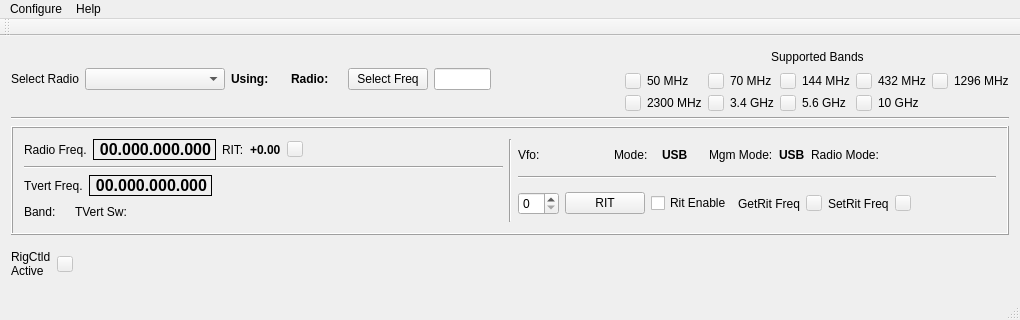
Above: mqt/MqtRigControl/rigcontrolmainwindow.ui from Rsclub22/Minos2-Mirror before the change. Below: the same form after it.
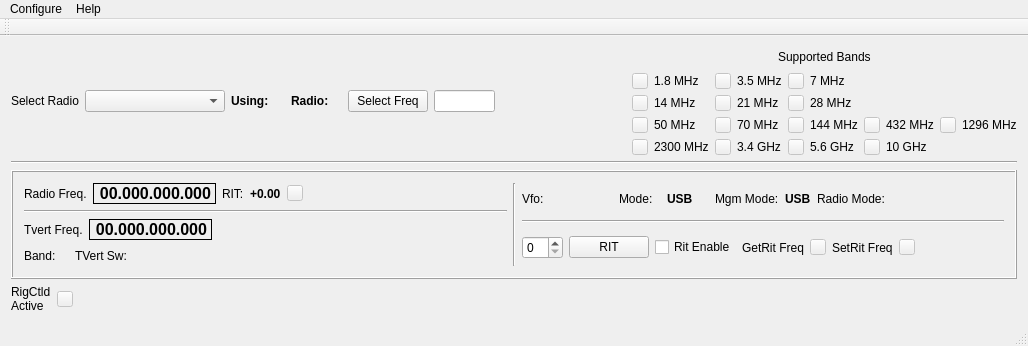
That is the form after the change. Custom widgets are drawn as their Qt base class.

Commit message: rigcontrol expand bands to with hf bands, get indicators working, start work on preset freq

Diff of the .ui file:
```diff
--- a/mqt/MqtRigControl/rigcontrolmainwindow.ui
+++ b/mqt/MqtRigControl/rigcontrolmainwindow.ui
@@ -6,8 +6,8 @@
    <rect>
     <x>0</x>
     <y>0</y>
-    <width>1020</width>
-    <height>320</height>
+    <width>1028</width>
+    <height>328</height>
    </rect>
   </property>
   <property name="windowTitle">
@@ -150,104 +150,43 @@
           </item>
           <item>
            <layout class="QGridLayout" name="gridLayout">
-            <item row="0" column="4">
-             <widget class="QPushButton" name="_144mhz_Indicator">
-              <property name="enabled">
-               <bool>false</bool>
-              </property>
-              <property name="maximumSize">
-               <size>
-                <width>16</width>
-                <height>16</height>
-               </size>
-              </property>
-              <property name="text">
-               <string/>
-              </property>
-             </widget>
-            </item>
-            <item row="1" column="4">
-             <widget class="QPushButton" name="_5_6ghz_Indicator">
-              <property name="enabled">
-               <bool>false</bool>
-              </property>
-              <property name="maximumSize">
-               <size>
-                <width>16</width>
-                <height>16</height>
-               </size>
-              </property>
-              <property name="text">
-               <string/>
-              </property>
-             </widget>
-            </item>
-            <item row="1" column="2">
-             <widget class="QPushButton" name="_3_4ghz_Indicator">
-              <property name="enabled">
-               <bool>false</bool>
-              </property>
-              <property name="maximumSize">
-               <size>
-                <width>16</width>
-                <height>16</height>
-               </size>
-              </property>
-              <property name="text">
-               <string/>
-              </property>
-             </widget>
-            </item>
-            <item row="1" column="6">
-             <widget class="QPushButton" name="_10ghz_Indicator">
-              <property name="enabled">
-               <bool>false</bool>
-              </property>
-              <property name="maximumSize">
-               <size>
-                <width>16</width>
-                <height>16</height>
-               </size>
-              </property>
-              <property name="text">
-               <string/>
-              </property>
-             </widget>
-            </item>
-            <item row="1" column="0">
-             <widget class="QPushButton" name="_2300mhz_Indicator">
-              <property name="enabled">
-               <bool>false</bool>
-              </property>
-              <property name="maximumSize">
-               <size>
-                <width>16</width>
-                <height>16</height>
-               </size>
-              </property>
-              <property name="text">
-               <string/>
-              </property>
-             </widget>
-            </item>
             <item row="0" column="2">
-             <widget class="QPushButton" name="_70mhz_Indicator">
-              <property name="enabled">
-               <bool>false</bool>
+             <widget class="QLabel" name="_1_8_mhzIndLbl">
+              <property name="text">
+               <string>1.8 MHz</string>
               </property>
-              <property name="maximumSize">
-               <size>
-                <width>16</width>
-                <height>16</height>
-               </size>
+             </widget>
+            </item>
+            <item row="1" column="2">
+             <widget class="QLabel" name="_14_mhzIndLbl">
+              <property name="text">
+               <string>14 MHz</string>
               </property>
+             </widget>
+            </item>
+            <item row="3" column="4">
+             <widget class="QLabel" name="label_10">
               <property name="text">
-               <string/>
+               <string>3.4 GHz</string>
               </property>
              </widget>
             </item>
-            <item row="0" column="8">
-             <widget class="QPushButton" name="_1296mhz_Indicator">
+            <item row="3" column="6">
+             <widget class="QLabel" name="label_11">
+              <property name="text">
+               <string>5.6 GHz</string>
+              </property>
+             </widget>
+            </item>
+            <item row="2" column="8">
+             <widget class="QLabel" name="label_7">
+              <property name="text">
+               <string>432 MHz</string>
+              </property>
+             </widget>
+            </item>
+            <item row="2" column="7">
+             <widget class="QPushButton" name="_432mhz_Indicator">
               <property name="enabled">
                <bool>false</bool>
               </property>
@@ -262,22 +201,45 @@
               </property>
              </widget>
             </item>
-            <item row="1" column="1">
+            <item row="3" column="2">
              <widget class="QLabel" name="label_9">
               <property name="text">
                <string>2300 MHz</string>
               </property>
              </widget>
             </item>
-            <item row="0" column="3">
+            <item row="2" column="2">
+             <widget class="QLabel" name="label_4">
+              <property name="text">
+               <string>50 MHz</string>
+              </property>
+             </widget>
+            </item>
+            <item row="2" column="5">
+             <widget class="QPushButton" name="_144mhz_Indicator">
+              <property name="enabled">
+               <bool>false</bool>
+              </property>
+              <property name="maximumSize">
+               <size>
+                <width>16</width>
+                <height>16</height>
+               </size>
+              </property>
+              <property name="text">
+               <string/>
+              </property>
+             </widget>
+            </item>
+            <item row="2" column="4">
              <widget class="QLabel" name="label_5">
               <property name="text">
                <string>70 MHz</string>
               </property>
              </widget>
             </item>
-            <item row="0" column="0">
-             <widget class="QPushButton" name="_50mhz_Indicator">
+            <item row="3" column="1">
+             <widget class="QPushButton" name="_2300mhz_Indicator">
               <property name="enabled">
                <bool>false</bool>
               </property>
@@ -292,71 +254,247 @@
               </property>
              </widget>
             </item>
-            <item row="0" column="5">
+            <item row="2" column="6">
              <widget class="QLabel" name="label_6">
               <property name="text">
                <string>144 MHz</string>
               </property>
              </widget>
             </item>
-            <item row="0" column="1">
-             <widget class="QLabel" name="label_4">
+            <item row="1" column="4">
+             <widget class="QLabel" name="_21_mhzIndLbl">
               <property name="text">
-               <string>50 MHz</string>
+               <string>21 MHz</string>
               </property>
              </widget>
             </item>
-            <item row="0" column="9">
-             <widget class="QLabel" name="label_8">
+            <item row="2" column="1">
+             <widget class="QPushButton" name="_50mhz_Indicator">
+              <property name="enabled">
+               <bool>false</bool>
+              </property>
+              <property name="maximumSize">
+               <size>
+                <width>16</width>
+                <height>16</height>
+               </size>
+              </property>
               <property name="text">
-               <string>1296 MHz</string>
+               <string/>
+              </property>
+             </widget>
+            </item>
+            <item row="3" column="5">
+             <widget class="QPushButton" name="_5_6ghz_Indicator">
+              <property name="enabled">
+               <bool>false</bool>
+              </property>
+              <property name="maximumSize">
+               <size>
+                <width>16</width>
+                <height>16</height>
+               </size>
+              </property>
+              <property name="text">
+               <string/>
+              </property>
+             </widget>
+            </item>
+            <item row="3" column="3">
+             <widget class="QPushButton" name="_3_4ghz_Indicator">
+              <property name="enabled">
+               <bool>false</bool>
+              </property>
+              <property name="maximumSize">
+               <size>
+                <width>16</width>
+                <height>16</height>
+               </size>
+              </property>
+              <property name="text">
+               <string/>
+              </property>
+             </widget>
+            </item>
+            <item row="1" column="1">
+             <widget class="QPushButton" name="_14mhz_Indicator">
+              <property name="enabled">
+               <bool>false</bool>
+              </property>
+              <property name="maximumSize">
+               <size>
+                <width>16</width>
+                <height>16</height>
+               </size>
+              </property>
+              <property name="text">
+               <string/>
+              </property>
+             </widget>
+            </item>
+            <item row="2" column="3">
+             <widget class="QPushButton" name="_70mhz_Indicator">
+              <property name="enabled">
+               <bool>false</bool>
+              </property>
+              <property name="maximumSize">
+               <size>
+                <width>16</width>
+                <height>16</height>
+               </size>
+              </property>
+              <property name="text">
+               <string/>
+              </property>
+             </widget>
+            </item>
+            <item row="3" column="7">
+             <widget class="QPushButton" name="_10ghz_Indicator">
+              <property name="enabled">
+               <bool>false</bool>
+              </property>
+              <property name="maximumSize">
+               <size>
+                <width>16</width>
+                <height>16</height>
+               </size>
+              </property>
+              <property name="text">
+               <string/>
               </property>
              </widget>
             </item>
             <item row="0" column="6">
-             <widget class="QPushButton" name="_432mhz_Indicator">
-              <property name="enabled">
-               <bool>false</bool>
-              </property>
-              <property name="maximumSize">
-               <size>
-                <width>16</width>
-                <height>16</height>
-               </size>
-              </property>
+             <widget class="QLabel" name="_7_mhzIndLbl">
               <property name="text">
-               <string/>
+               <string>7 MHz</string>
               </property>
              </widget>
             </item>
-            <item row="0" column="7">
-             <widget class="QLabel" name="label_7">
-              <property name="text">
-               <string>432 MHz</string>
-              </property>
-             </widget>
-            </item>
-            <item row="1" column="3">
-             <widget class="QLabel" name="label_10">
-              <property name="text">
-               <string>3.4 GHz</string>
-              </property>
-             </widget>
-            </item>
-            <item row="1" column="5">
-             <widget class="QLabel" name="label_11">
-              <property name="text">
-               <string>5.6 GHz</string>
-              </property>
-             </widget>
-            </item>
-            <item row="1" column="7">
+            <item row="3" column="8">
              <widget class="QLabel" name="label_12">
               <property name="text">
                <string>10 GHz</string>
               </property>
              </widget>
             </item>
+            <item row="1" column="5">
+             <widget class="QPushButton" name="_28mhz_Indicator">
+              <property name="enabled">
+               <bool>false</bool>
+              </property>
+              <property name="maximumSize">
+               <size>
+                <width>16</width>
+                <height>16</height>
+               </size>
+              </property>
+              <property name="text">
+               <string/>
+              </property>
+             </widget>
+            </item>
+            <item row="0" column="5">
+             <widget class="QPushButton" name="_7mhz_Indicator">
+              <property name="enabled">
+               <bool>false</bool>
+              </property>
+              <property name="maximumSize">
+               <size>
+                <width>16</width>
+                <height>16</height>
+               </size>
+              </property>
+              <property name="text">
+               <string/>
+              </property>
+             </widget>
+            </item>
+            <item row="1" column="6">
+             <widget class="QLabel" name="_28_mhzIndLbl">
+              <property name="text">
+               <string>28 MHz</string>
+              </property>
+             </widget>
+            </item>
+            <item row="0" column="1">
+             <widget class="QPushButton" name="_1_8mhz_Indicator">
+              <property name="enabled">
+               <bool>false</bool>
+              </property>
+              <property name="maximumSize">
+               <size>
+                <width>16</width>
+                <height>16</height>
+               </size>
+              </property>
+              <property name="text">
+               <string/>
+              </property>
+             </widget>
+            </item>
+            <item row="0" column="3">
+             <widget class="QPushButton" name="_3_5mhz_Indicator">
+              <property name="enabled">
+               <bool>false</bool>
+              </property>
+              <property name="maximumSize">
+               <size>
+                <width>16</width>
+                <height>16</height>
+               </size>
+              </property>
+              <property name="text">
+               <string/>
+              </property>
+             </widget>
+            </item>
+            <item row="1" column="3">
+             <widget class="QPushButton" name="_21mhz_Indicator">
+              <property name="enabled">
+               <bool>false</bool>
+              </property>
+              <property name="maximumSize">
+               <size>
+                <width>16</width>
+                <height>16</height>
+               </size>
+              </property>
+              <property name="text">
+               <string/>
+              </property>
+             </widget>
+            </item>
+            <item row="0" column="4">
+             <widget class="QLabel" name="_3_5_mhzIndLbl">
+              <property name="text">
+               <string>3.5 MHz</string>
+              </property>
+             </widget>
+            </item>
+            <item row="2" column="10">
+             <widget class="QLabel" name="label_8">
+              <property name="text">
+               <string>1296 MHz</string>
+              </property>
+             </widget>
+            </item>
+            <item row="2" column="9">
+             <widget class="QPushButton" name="_1296mhz_Indicator">
+              <property name="enabled">
+               <bool>false</bool>
+              </property>
+              <property name="maximumSize">
+               <size>
+                <width>16</width>
+                <height>16</height>
+               </size>
+              </property>
+              <property name="text">
+               <string/>
+              </property>
+             </widget>
+            </item>
            </layout>
           </item>
          </layout>
@@ -595,7 +733,7 @@
                   </font>
                  </property>
                  <property name="text">
-                  <string> </string>
+                  <string/>
                  </property>
                 </widget>
                </item>
@@ -858,7 +996,7 @@
     <rect>
      <x>0</x>
      <y>0</y>
-     <width>1020</width>
+     <width>1028</width>
      <height>21</height>
     </rect>
    </property>
```
The commit also changes 7 other files.
